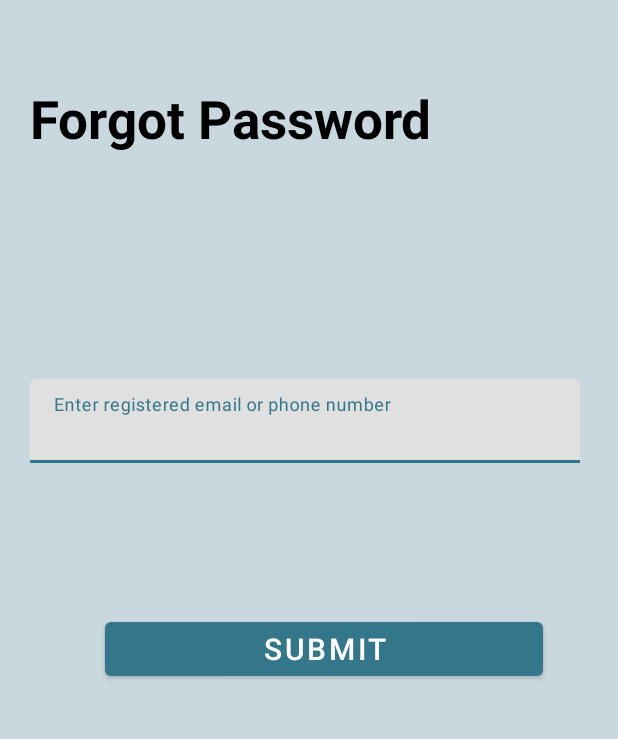
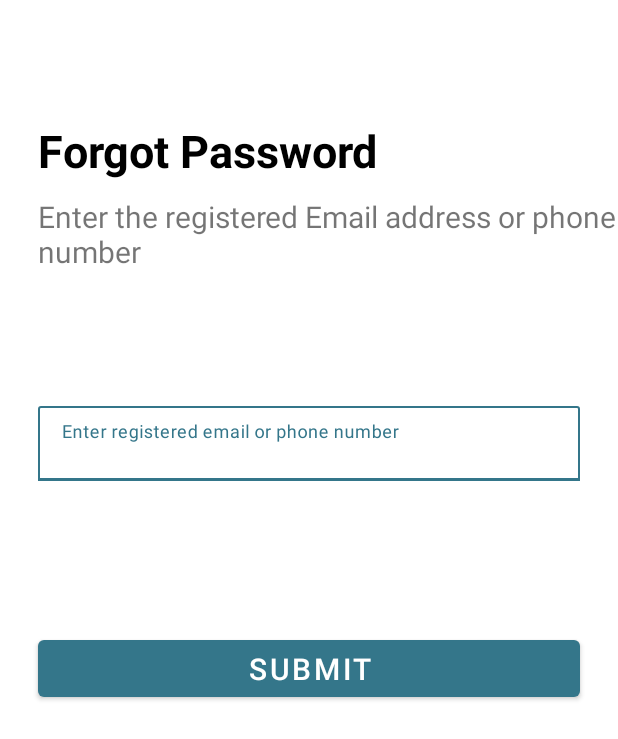
Before and after one commit to dhruvpatidar359/HoysalaeElectronics, an Android app: the Forget_Password_Activity screen opened directly, with no data from a screen before it, on a phone screen of 412 x 824 dp. Shown: the top 739 px of the screen. Run offline under Robolectric (Android 15) with nearby library versions, the phone set to English and light mode, and no system bars.

```diff
--- a/app/src/main/res/layout/activity_forget_password.xml
+++ b/app/src/main/res/layout/activity_forget_password.xml
@@ -5,7 +5,7 @@
     android:layout_width="match_parent"
     android:layout_height="match_parent"
     tools:context=".Activity.Forget_Password_Activity"
-    android:background="@color/background_default">
+    android:background="@color/white">
     <RelativeLayout
         android:layout_width="match_parent"
         android:layout_height="match_parent">
@@ -16,24 +16,39 @@
             android:text="Forgot Password"
             android:textColor="@color/black"
             android:textStyle="bold"
-            android:textSize="35sp"
+            android:textSize="30sp"
             android:layout_alignParentStart="true"
             android:layout_alignParentEnd="true"
             android:layout_alignParentTop="true"
-            android:layout_marginTop="55dp"
-            android:layout_marginStart="20dp">
+            android:layout_marginTop="80dp"
+            android:layout_marginRight="25dp"
+            android:layout_marginStart="25dp">
+        </TextView>
+        <TextView
+            android:id="@+id/tv_details"
+            android:layout_width="wrap_content"
+            android:layout_height="wrap_content"
+            android:text="Enter the registered Email address or phone number"
+            android:layout_below="@id/tv_forgetpassword"
+            android:textSize="20sp"
+            android:layout_marginTop="10dp"
+            android:layout_alignParentStart="true"
+            android:layout_marginRight="25dp"
+            android:layout_alignParentEnd="true"
+            android:layout_marginStart="25dp">
+
         </TextView>
 
 
         <com.google.android.material.textfield.TextInputLayout
             android:id="@+id/TI_email"
             android:layout_width="match_parent"
-            android:layout_height="wrap_content"
+            android:layout_height="50dp"
             android:layout_alignParentStart="true"
             android:layout_alignParentEnd="true"
             android:layout_below="@+id/tv_forgetpassword"
             android:layout_marginTop="150dp"
-            android:layout_marginStart="20dp"
+            android:layout_marginStart="25dp"
             android:layout_marginEnd="25dp">
 
             <com.google.android.material.textfield.TextInputEditText
@@ -42,6 +57,7 @@
                 android:hint="Enter registered email or phone number"
                 android:layout_alignParentStart="true"
                 android:layout_alignParentEnd="true"
+                android:background="@drawable/input_background"
                 android:layout_below="@+id/tv_login"
                 android:inputType="textEmailAddress"/>
 
@@ -50,8 +66,8 @@
 
         <Button
             android:id="@+id/btn_submit"
-            android:layout_width="wrap_content"
-            android:layout_height="wrap_content"
+            android:layout_width="370dp"
+            android:layout_height="50dp"
             android:layout_alignParentStart="true"
             android:layout_alignParentEnd="true"
             android:layout_below="@+id/TI_email"
@@ -59,8 +75,8 @@
             android:textColor="@color/white"
             android:textSize="20dp"
             android:layout_marginTop="100dp"
-            android:layout_marginStart="70dp"
-            android:layout_marginEnd="50dp">
+            android:layout_marginStart="25dp"
+            android:layout_marginEnd="25dp">
         </Button>
 
     </RelativeLayout>
--- a/app/src/main/res/layout/activity_login.xml
+++ b/app/src/main/res/layout/activity_login.xml
@@ -87,7 +87,7 @@
         <Button
             android:id="@+id/btn_login"
             android:layout_width="370dp"
-            android:layout_height="45dp"
+            android:layout_height="50dp"
             android:layout_below="@+id/tv_forgetpassword"
             android:text="Login"
             android:textColor="@color/white"
--- a/app/src/main/res/layout/activity_new_user.xml
+++ b/app/src/main/res/layout/activity_new_user.xml
@@ -156,7 +156,7 @@
             <Button
                 android:id="@+id/btn_register"
                 android:layout_width="375dp"
-                android:layout_height="45dp"
+                android:layout_height="50dp"
                 android:layout_below="@+id/TI_confirm_password"
                 android:text="Register"
                 android:textColor="@color/white"
--- a/app/src/main/res/layout/activity_splash.xml
+++ b/app/src/main/res/layout/activity_splash.xml
@@ -9,7 +9,7 @@
     <ImageView
         android:layout_width="match_parent"
         android:layout_height="300dp"
-        android:src="@drawable/splash_logo"
+        android:src="@drawable/splash"
         android:id="@+id/items_image"
         android:layout_marginTop="60dp"
         app:civ_border_width="1dp"
```
Also changed, not shown: app/src/main/java/android/example/hoysalaelectronics/Adapters/HorizontalRecycler.kt (+19 -15 lines), app/src/main/java/android/example/hoysalaelectronics/Adapters/OurProductsAdapter.kt (added, +31 -0 lines), app/src/main/java/android/example/hoysalaelectronics/Fragments/HomeFragement.kt (+29 -1 lines), app/src/main/res/layout/featured_product_single_row.xml (+8 -10 lines), app/src/main/res/layout/fragment_home.xml (+26 -2 lines), app/src/main/res/layout/our_products_single_row.xml (added, +43 -0 lines), app/src/main/res/drawable-v24/capacitor.png (added), app/src/main/res/drawable-v24/different.jpg (added), app/src/main/res/drawable-v24/splash.png (renamed from app/src/main/res/drawable-anydpi/splash_logo.png), 83 other files.
